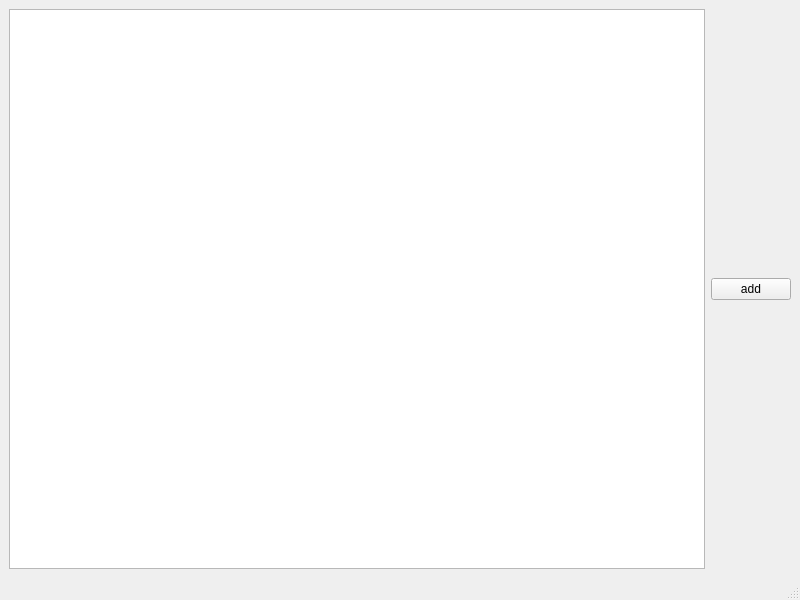
Qt form main.ui (AlekseevValeriy/asdasd) before a commit.
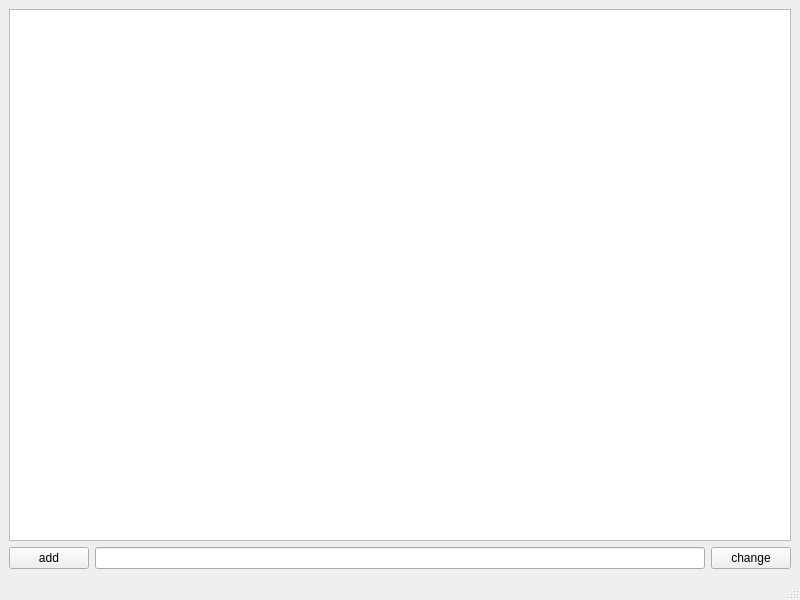
The same form after that commit.

```diff
--- a/main.ui
+++ b/main.ui
@@ -14,28 +14,32 @@
    <string>MainWindow</string>
   </property>
   <widget class="QWidget" name="centralwidget">
-   <layout class="QHBoxLayout" name="horizontalLayout">
+   <layout class="QVBoxLayout" name="verticalLayout">
     <item>
      <widget class="QTableWidget" name="tableWidget"/>
     </item>
     <item>
+     <layout class="QHBoxLayout" name="horizontalLayout">
+      <item>
      <widget class="QPushButton" name="add_b">
       <property name="text">
        <string>add</string>
       </property>
      </widget>
     </item>
-   </layout>
-  </widget>
-  <widget class="QMenuBar" name="menubar">
-   <property name="geometry">
-    <rect>
-     <x>0</x>
-     <y>0</y>
-     <width>800</width>
-     <height>21</height>
-    </rect>
-   </property>
+      <item>
+       <widget class="QLineEdit" name="name_l"/>
+      </item>
+      <item>
+       <widget class="QPushButton" name="change_b">
+        <property name="text">
+         <string>change</string>
+        </property>
+       </widget>
+      </item>
+     </layout>
+    </item>
+   </layout>
   </widget>
   <widget class="QStatusBar" name="statusbar"/>
  </widget>
```
Lines whose indentation alone changed are shown as unchanged.
